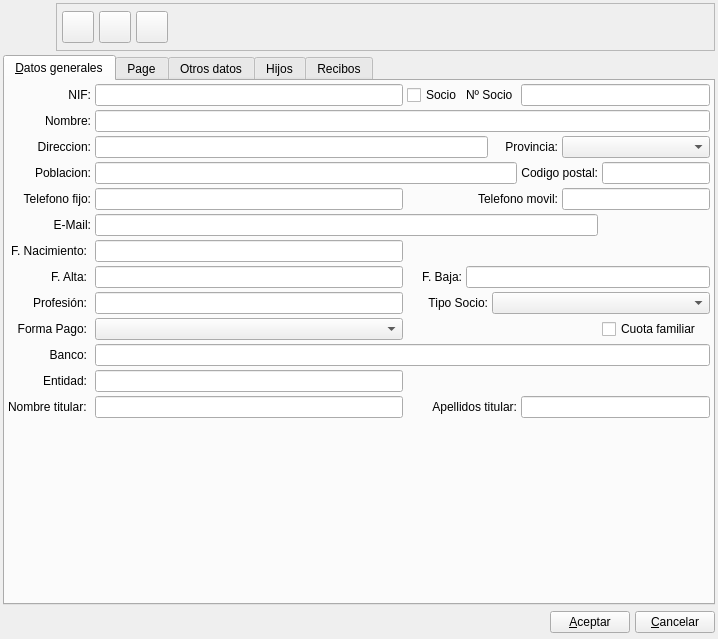
Qt form bulmages/bulmafact/plugins/pluginbf_socio/sociobase.ui (eboladev/Bulmages-1) before a commit.
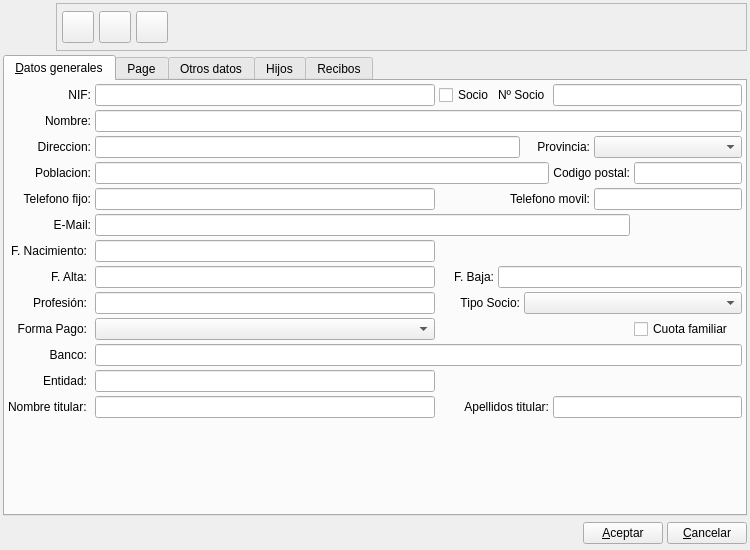
The same form after that commit. Icons and pictures are not drawn. Custom widgets are drawn as their Qt base class.

```diff
--- a/bulmages/bulmafact/plugins/pluginbf_socio/sociobase.ui
+++ b/bulmages/bulmafact/plugins/pluginbf_socio/sociobase.ui
@@ -7,14 +7,14 @@
    <rect>
     <x>0</x>
     <y>0</y>
-    <width>718</width>
-    <height>639</height>
+    <width>750</width>
+    <height>550</height>
    </rect>
   </property>
   <property name="minimumSize">
    <size>
-    <width>500</width>
-    <height>150</height>
+    <width>750</width>
+    <height>550</height>
    </size>
   </property>
   <property name="windowTitle">
@@ -211,7 +211,7 @@
    <item row="2" column="0">
     <layout class="QHBoxLayout">
      <property name="spacing">
-      <number>5</number>
+      <number>4</number>
      </property>
      <property name="margin">
       <number>0</number>
@@ -692,6 +692,11 @@
  </widget>
  <layoutdefault spacing="4" margin="3"/>
  <customwidgets>
+  <customwidget>
+   <class>BfSubForm</class>
+   <extends>QTableWidget</extends>
+   <header>bfsubform.h</header>
+  </customwidget>
   <customwidget>
    <class>BlBankEdit</class>
    <extends>QLineEdit</extends>
@@ -712,11 +717,6 @@
    <extends>QComboBox</extends>
    <header>bfbuscarformapago.h</header>
   </customwidget>
-  <customwidget>
-   <class>BfSubForm</class>
-   <extends>QTableWidget</extends>
-   <header>bfsubform.h</header>
-  </customwidget>
  </customwidgets>
  <tabstops>
   <tabstop>mui_telcliente</tabstop>
```
Left out of the diff: 12 changed lines with no effect on the pictures.
